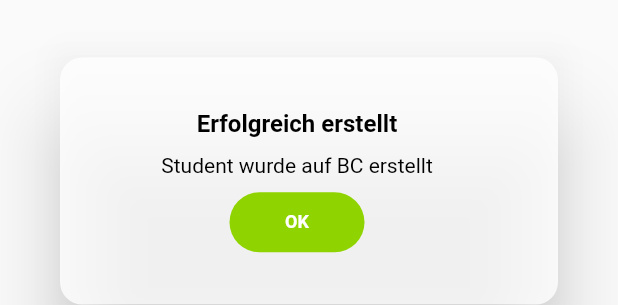
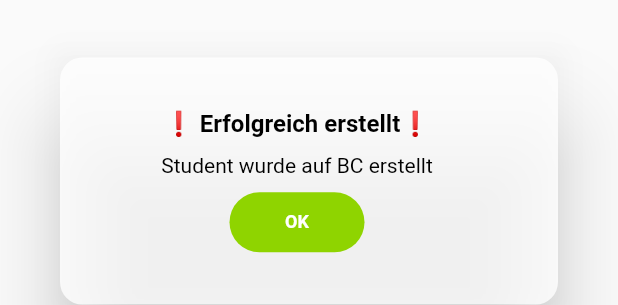
Before and after one commit to MrIceTea321/fhws_innovations, a Flutter app: the RoundedAlert widget shown alone on an empty page, opened directly, on a phone screen of 412 x 824 dp. Shown: the part 437-742 px from the top of the screen. Run offline on Flutter 3.47's test engine with Material 2 defaults, Android fonts, the phone set to English and light mode, and no system bars; our stand-ins replace get; missing offline and left inert: dart:html, flutter_web3, web3dart; network calls fail.

Commit message:
design improvments

```diff
--- a/lib/2_view/login.dart
+++ b/lib/2_view/login.dart
@@ -314,7 +314,7 @@ class _LoginState extends State<Login> {
                                   currentAddress = provider.currentAddress;
                                   if (provider.isConnected &&
                                       provider.isInOperatingChain) {
-                                    text = 'Erfolgreich mit MetaMask verbunden';
+                                    text = 'Erfolgreich mit MetaMask verbunden ✅';
                                     isMetaMaskConnected = true;
                                   } else if (provider.isConnected &&
                                       !provider.isInOperatingChain) {
@@ -324,7 +324,7 @@ class _LoginState extends State<Login> {
                                     return Column(
                                       mainAxisSize: MainAxisSize.min,
                                       children: [
-                                        const Text('Hier klicken'),
+                                        const Text('🦊 Hier klicken 🦊'),
                                         const SizedBox(height: 8),
                                         CupertinoButton(
                                           onPressed: () => context
--- a/lib/constants/rounded_alert.dart
+++ b/lib/constants/rounded_alert.dart
@@ -31,7 +31,7 @@ class RoundedAlert extends StatelessWidget {
                   mainAxisAlignment: MainAxisAlignment.center,
                   crossAxisAlignment: CrossAxisAlignment.center,
                   children: <Widget>[
-                    Text(title,
+                    Text('❗️ '+title+'❗️',
                         style: const TextStyle(
                           color: Colors.black,
                           fontSize: 16.0,
```
Also changed, not shown: lib/2_view/show_winner.dart (+10 -0 lines).
